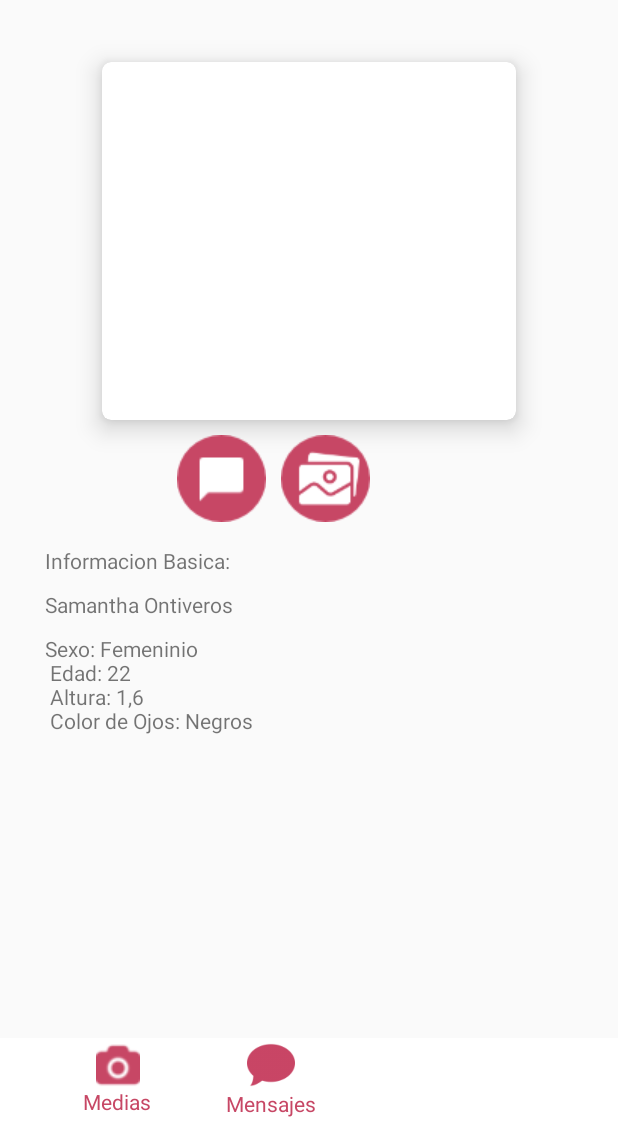
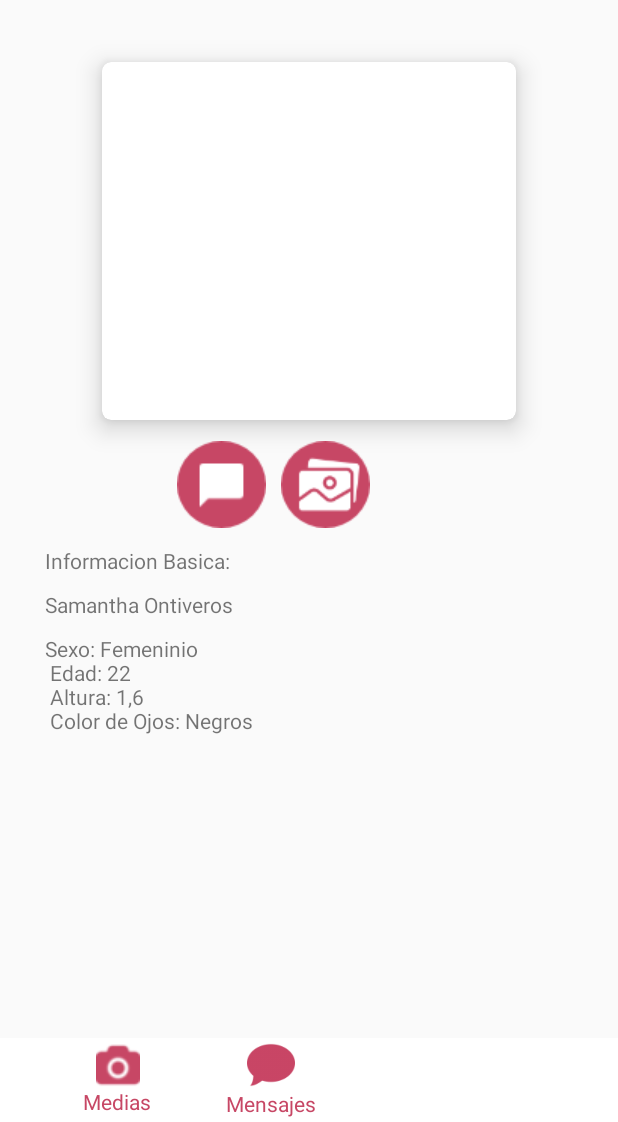
Before and after one commit to juanCano29/MediaManzana, an Android app: the Main11Activity screen opened directly, with no data from a screen before it, on a phone screen of 412 x 824 dp, the part 114-1236 px from its top. Run offline under Robolectric (Android 15) with nearby library versions, the phone set to English and light mode, and no system bars.

Commit message:
Intents Layout 9

```diff
--- a/app/src/main/java/com/example/juankno4/mediamanzana/Main11Activity.java
+++ b/app/src/main/java/com/example/juankno4/mediamanzana/Main11Activity.java
@@ -42,7 +42,8 @@ public class Main11Activity extends AppCompatActivity {
                 startActivity(a);
                 return true;
             case R.id.contact:
-
+                Intent b=new Intent(this,Main17ActivityJK.class);
+                startActivity(b);
                 return true;
             default:
                 return super.onOptionsItemSelected(item);
--- a/app/src/main/res/layout/activity_main11.xml
+++ b/app/src/main/res/layout/activity_main11.xml
@@ -79,7 +79,7 @@
    <LinearLayout
          android:layout_marginLeft="118dp"
        android:orientation="horizontal"
-       android:layout_marginTop="366dp"
+       android:layout_marginTop="370dp"
        android:layout_width="wrap_content"
        android:layout_height="wrap_content">
         <ImageButton
--- a/app/src/main/res/layout/activity_main17_jk.xml
+++ b/app/src/main/res/layout/activity_main17_jk.xml
@@ -33,7 +33,7 @@
         <ImageView
             android:layout_width="wrap_content"
             android:layout_height="35dp"
-            android:src="@drawable/sobreerrado"
+
             android:id="@+id/sobre" />
         <TextView
             android:layout_width="wrap_content"
@@ -65,7 +65,7 @@
         <ImageView
             android:layout_width="45dp"
             android:layout_height="35dp"
-            android:src="@drawable/gmail"
+
             android:id="@+id/gmail"
             android:layout_below="@id/faceico"
             android:layout_marginLeft="7dp" />
```
